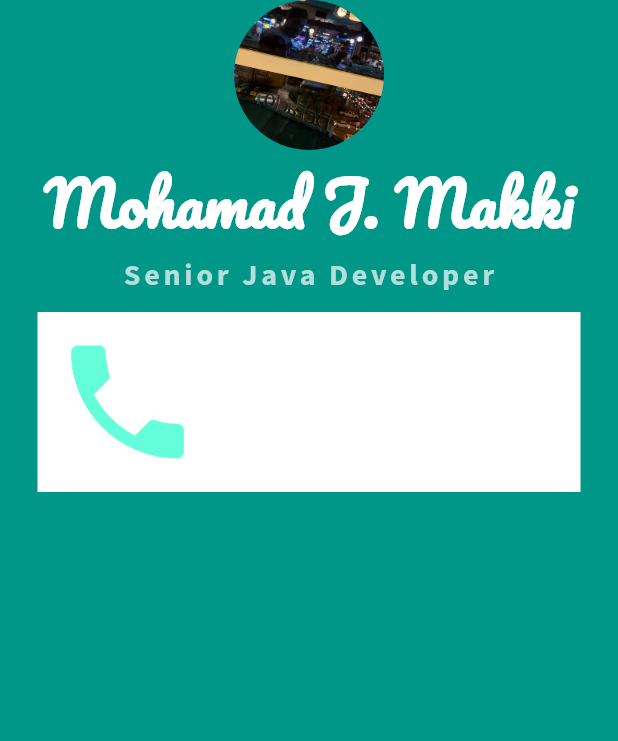
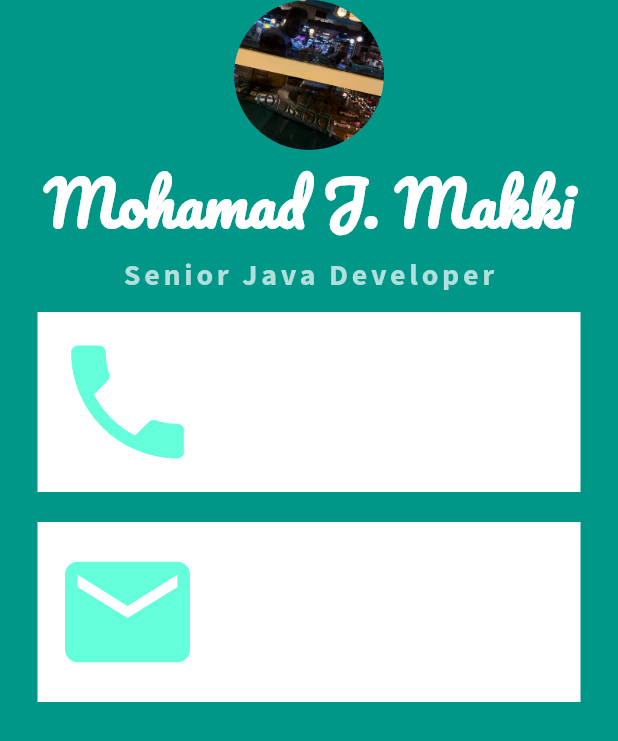
Before and after one commit to imjmakki/MJ-Card, a Flutter app: the screen it shows after launch, on a phone screen of 412 x 824 dp. Shown: the top 741 px of the screen. Run offline on Flutter 3.47's test engine with Material 2 defaults, Android fonts, the phone set to English and light mode, and no system bars.

Commit message:
Flutter Cards Practice

```diff
--- a/lib/main.dart
+++ b/lib/main.dart
@@ -66,6 +66,34 @@ class MyApp extends StatelessWidget {
                   ],
                 ),
               ),
+              Container(
+                color: Colors.white,
+                margin: EdgeInsets.symmetric(
+                  vertical: 10.0,
+                  horizontal: 25.0,
+                ),
+                padding: EdgeInsets.all(10.0),
+                child: Row(
+                  children: [
+                    Icon(
+                      Icons.email,
+                      color: Colors.tealAccent,
+                      size: 100.0,
+                    ),
+                    SizedBox(
+                      width: 10.0,
+                    ),
+                    Text(
+                      'mehmet.anbaki@gmail.com',
+                      style: TextStyle(
+                        color: Colors.white,
+                        fontFamily: 'Source Sans Pro',
+                        fontSize: 20.0,
+                      ),
+                    ),
+                  ],
+                ),
+              ),
             ],
           ),
         ),
```
